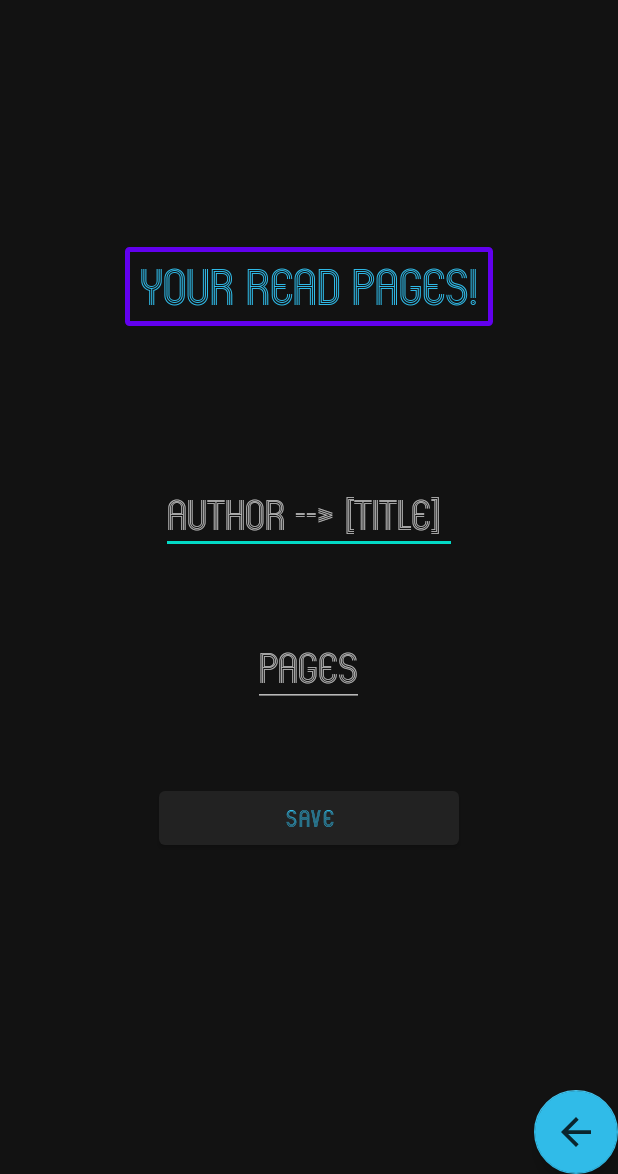
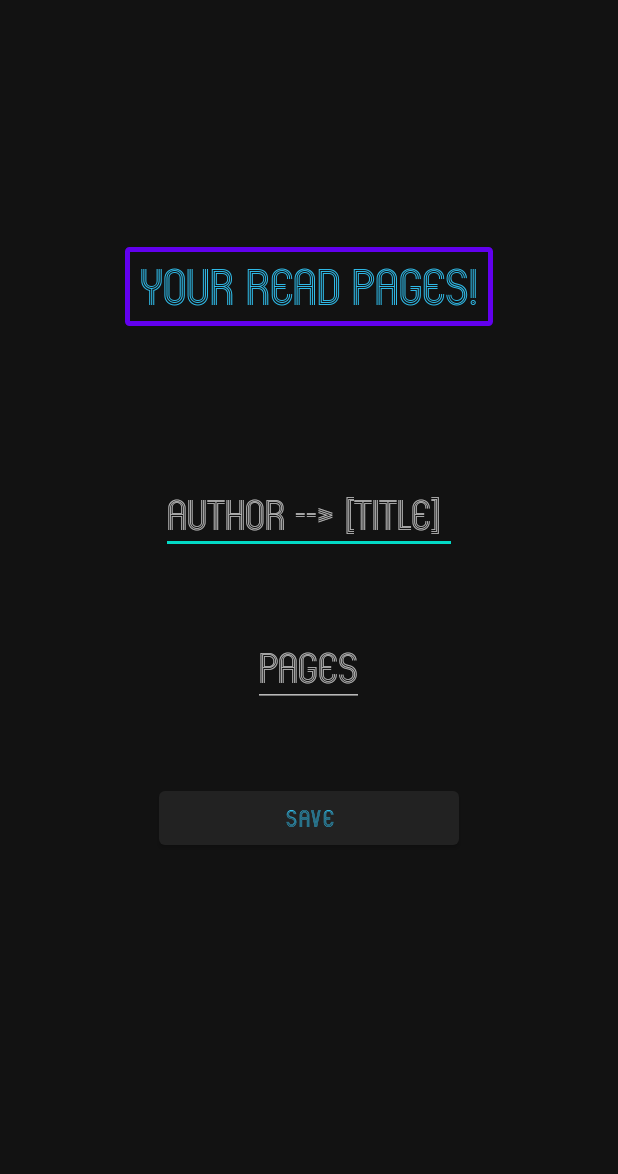
Before and after one commit to Wruper/MiniLibraryApp, an Android app: the InsertBook screen opened directly, with no data from a screen before it, on a phone screen of 412 x 824 dp, the part 62-1236 px from its top. Run offline under Robolectric (Android 15) with nearby library versions, the phone set to English and light mode, and no system bars.

Commit message:
Removed the float button, since it is not necessary.

```diff
--- a/app/src/main/java/com/example/minilibraryapp/InsertBook.java
+++ b/app/src/main/java/com/example/minilibraryapp/InsertBook.java
@@ -20,7 +20,6 @@ public class InsertBook extends AppCompatActivity {
 
     private Button btn;
     private EditText editAuth,editPage;
-    private FloatingActionButton floaters;
     private static final String FILE_BOOKS = "books.txt";
     private static final String FILE_PAGES = "pages.txt";
 
@@ -39,10 +38,9 @@ public class InsertBook extends AppCompatActivity {
         btn = findViewById(R.id.save);
         editAuth = findViewById(R.id.authTitle);
         editPage = findViewById(R.id.pages);
-        floaters = findViewById(R.id.backBtn);
     }
 
-    public void onAction(){
+    public void onAction() {
         btn.setOnClickListener(new View.OnClickListener() {
             @Override
             public void onClick(View view) {
@@ -52,22 +50,22 @@ public class InsertBook extends AppCompatActivity {
                 FileOutputStream fosPage = null;
 
                 try {
-                    fosBook = openFileOutput(FILE_BOOKS,MODE_APPEND);
-                    fosPage = openFileOutput(FILE_PAGES,MODE_APPEND);
+                    fosBook = openFileOutput(FILE_BOOKS, MODE_APPEND);
+                    fosPage = openFileOutput(FILE_PAGES, MODE_APPEND);
                     fosPage.write(pages.getBytes());
                     fosPage.write("\n".getBytes());
                     fosBook.write(book.getBytes());
                     fosBook.write("\n".getBytes());
                     editAuth.getText().clear();
                     editPage.getText().clear();
-                    Toast.makeText(InsertBook.this,"The list ahs been updated",Toast.LENGTH_LONG).show();
+                    Toast.makeText(InsertBook.this, "The list ahs been updated", Toast.LENGTH_LONG).show();
                 } catch (FileNotFoundException e) {
-                    Toast.makeText(InsertBook.this,"The file was not found!",Toast.LENGTH_LONG);
+                    Toast.makeText(InsertBook.this, "The file was not found!", Toast.LENGTH_LONG);
                     e.printStackTrace();
                 } catch (IOException e) {
                     e.printStackTrace();
                 } finally {
-                    if(fosBook != null && fosPage != null){
+                    if (fosBook != null && fosPage != null) {
                         try {
                             fosBook.close();
                             fosPage.close();
@@ -80,12 +78,5 @@ public class InsertBook extends AppCompatActivity {
             }
         });
 
-        floaters.setOnClickListener(new View.OnClickListener() {
-            @Override
-            public void onClick(View view) {
-                Intent intent = new Intent(InsertBook.this,MainActivity.class);
-                startActivity(intent);
-                }
-            });
-        }
     }
+    }
--- a/app/src/main/res/layout/activity_insert_book.xml
+++ b/app/src/main/res/layout/activity_insert_book.xml
@@ -61,16 +61,6 @@
         android:textColor="@color/light_blue"/>
 
 
-    <com.google.android.material.floatingactionbutton.FloatingActionButton
-        android:id="@+id/backBtn"
-        android:layout_width="wrap_content"
-        android:layout_height="wrap_content"
-        android:layout_alignParentRight="true"
-        android:layout_alignParentBottom="true"
-        android:src="@drawable/ic_action_name"
-        app:backgroundTint="@color/light_blue"
-
-        />
 
 
 </RelativeLayout>
```
Also changed, not shown: app/src/main/java/com/example/minilibraryapp/BookList.java (+0 -12 lines), app/src/main/java/com/example/minilibraryapp/ReadPagesCount.java (+0 -9 lines), app/src/main/java/com/example/minilibraryapp/ReadTime.java (+0 -9 lines), app/src/main/res/layout/activity_book_list.xml (+0 -11 lines), app/src/main/res/layout/activity_read_pages.xml (+0 -9 lines), app/src/main/res/layout/activity_time_read.xml (+1 -9 lines).
